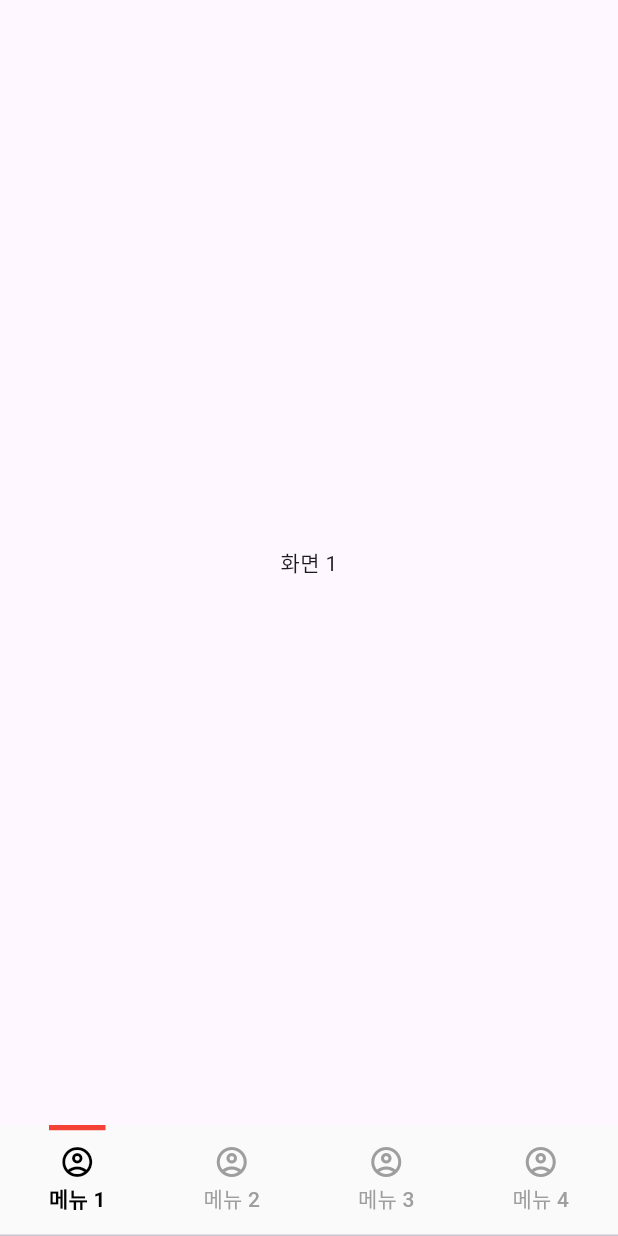
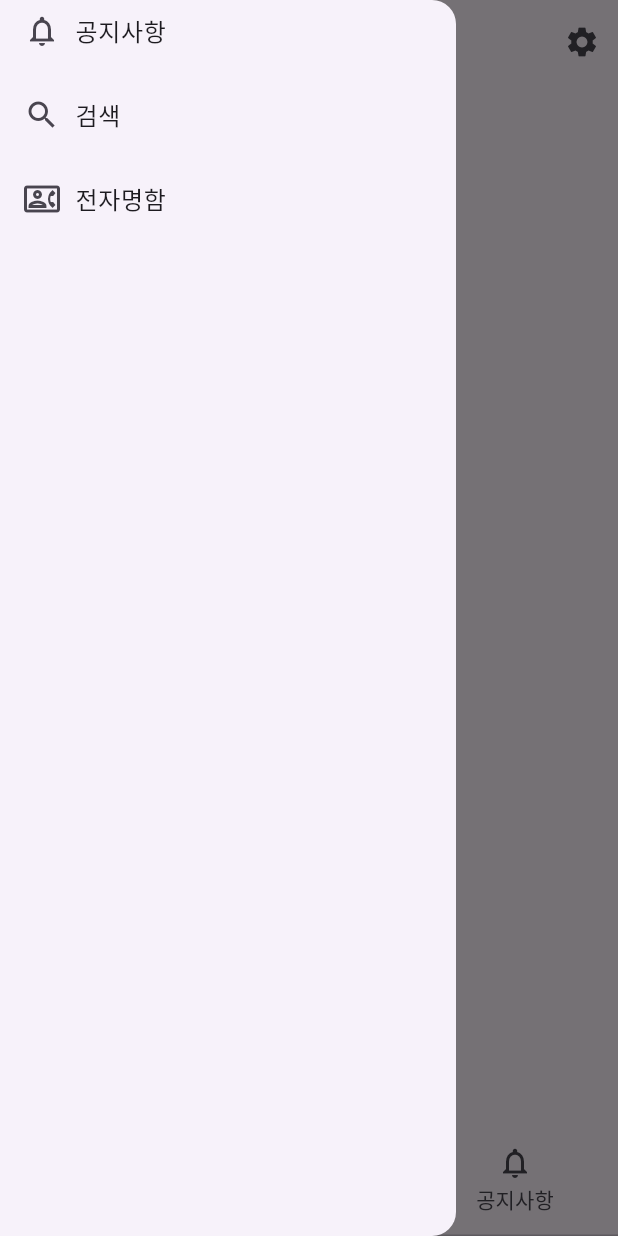
Before and after one commit to smskit726/Flutter_Sample_App, a Flutter app: the screen it shows after launch, with the side drawer open (before the commit the screen has no drawer), on a phone screen of 412 x 824 dp. Run offline on Flutter 3.47's test engine with Material 3 defaults, Android fonts, the phone set to English and light mode, and no system bars; our stand-ins replace firebase_core, firebase_messaging, flutter_local_notifications, go_router, permission_handler, rxdart and 1 more; accounts and stored records are empty; generated files the repository leaves out were written again.

Commit message:
bottom navigation 클래스 수정 app bar 추가 drawer 추가

```diff
--- a/lib/base/base_screen.dart
+++ b/lib/base/base_screen.dart
@@ -5,12 +5,12 @@ abstract class BaseScreen extends StatelessWidget {
 
   void onStart() {}
 
-  Widget buildBody();
+  Widget buildBody(BuildContext ctx);
 
   @override
   Widget build(BuildContext context) {
     WidgetsBinding.instance.addPostFrameCallback((_) => onStart());
 
-    return buildBody();
+    return buildBody(context);
   }
 }
--- a/lib/main.dart
+++ b/lib/main.dart
@@ -1,12 +1,14 @@
 import 'package:flutter/material.dart';
+import 'package:flutter_sample/screen/main_screen.dart';
+import 'package:go_router/go_router.dart';
 import 'package:flutter_sample/base/config.dart';
-import 'package:flutter_sample/screen/bottom_navigation_screen.dart';
 import 'package:flutter_sample/screen/webview_screen.dart';
 import 'package:flutter_sample/utils/firebase.dart';
 import 'package:flutter_sample/utils/notification.dart';
 import 'package:flutter_sample/utils/permissions.dart';
 import 'package:webview_flutter/webview_flutter.dart';
 
+import 'base/base_screen.dart';
 import 'utils/constants.dart';
 
 Future<void> main() async {
@@ -24,7 +26,7 @@ Future<void> main() async {
   PermissionsUtil permissionsUtil = PermissionsUtil();
   await permissionsUtil.requestPermissions();
 
-  runApp(const MyApp());
+  runApp(MyApp());
 }
 
 /* WebView */
@@ -111,15 +113,21 @@ class _WebViewState extends State<WebView> {
 }
 
 /* Flutter App */
-class MyApp extends StatelessWidget {
-  const MyApp({super.key});
+class MyApp extends BaseScreen {
+  final GoRouter _router = GoRouter(
+    initialLocation: '/',
+    routes: [
+      GoRoute(path: '/', builder: (context, state) => const MainScreen()),
+    ],
+  );
+
+  MyApp({super.key});
 
   @override
-  Widget build(BuildContext context) {
-    return const MaterialApp(
+  Widget buildBody(BuildContext ctx) {
+    return MaterialApp.router(
       debugShowCheckedModeBanner: false,
-      title: Constants.title,
-      home: BottomNavigationScreen(),
+      routerConfig: _router,
     );
   }
 }
--- /dev/null
+++ b/lib/model/menu.dart
@@ -0,0 +1,21 @@
+import 'package:flutter/material.dart';
+import 'package:flutter_sample/utils/constants.dart';
+
+enum Menu {
+  home(Constants.home, '/', icon: Icons.home_outlined),
+  login(Constants.login, "/login"),
+  settings(Constants.settings, '/settings', icon: Icons.settings),
+  eBizCard(Constants.eBizCard, '/eBizCard', icon: Icons.contact_phone_outlined),
+  notice(Constants.notice, '/notice', icon: Icons.notifications_none),
+  messenger(Constants.messenger, '/messenger', icon: Icons.message_outlined),
+  search(Constants.search, '/search', icon: Icons.search),
+  searchEmp(Constants.searchEmp, '/search/emp'),
+  searchOrg(Constants.searchOrg, '/search/org'),
+  docs(Constants.docs, '/docs', icon: Icons.file_present);
+
+  final String menuNm;
+  final String route;
+  final IconData? icon;
+
+  const Menu(this.menuNm, this.route, {this.icon});
+}
--- /dev/null
+++ b/lib/model/user.dart
@@ -0,0 +1,20 @@
+class User {
+  String name;
+  String dept;
+  String deptCd;
+  String rank;
+  String tel;
+  String email;
+
+  String? mobile;
+
+  User({
+    required this.name,
+    required this.dept,
+    required this.deptCd,
+    required this.rank,
+    required this.tel,
+    required this.email,
+    this.mobile,
+  });
+}
--- a/lib/screen/bottom_navigation_screen.dart
+++ /dev/null
@@ -1,30 +0,0 @@
-import 'package:flutter/material.dart';
-import 'package:flutter_sample/screen/test_screen.dart';
-import 'package:flutter_sample/widgets/bottom_navigation.dart';
-
-class BottomNavigationScreen extends StatelessWidget {
-  const BottomNavigationScreen({super.key});
-
-  @override
-  Widget build(BuildContext context) {
-    List<Widget> screens = List.generate(
-      4,
-      (index) => TestScreen(title: '화면 ${index + 1}'),
-    );
-
-    List<Widget> tabs = List.generate(
-      4,
-      (index) => Tab(
-        icon: const Icon(
-          Icons.account_circle_outlined,
-        ),
-        iconMargin: const EdgeInsets.only(bottom: 2),
-        child: Text('메뉴 ${index + 1}'),
-      ),
-    );
-
-    return BottomNavigation(
-      controller: BottomNavigationController(screens: screens, tabs: tabs),
-    );
-  }
-}
--- /dev/null
+++ b/lib/screen/home_screen.dart
@@ -0,0 +1,20 @@
+import 'package:flutter/material.dart';
+import 'package:flutter_sample/utils/constants.dart';
+
+class HomeScreen extends StatefulWidget {
+  const HomeScreen({super.key});
+
+  @override
+  State<HomeScreen> createState() => HomeScreenState();
+}
+
+class HomeScreenState extends State<HomeScreen> with AutomaticKeepAliveClientMixin {
+  @override
+  bool get wantKeepAlive => true;
+
+  @override
+  Widget build(BuildContext context) {
+    super.build(context);
+    return const Center(child: Text(Constants.home));
+  }
+}
--- /dev/null
+++ b/lib/screen/main_screen.dart
@@ -0,0 +1,79 @@
+import 'package:flutter/material.dart';
+import 'package:flutter_sample/base/base_screen.dart';
+import 'package:flutter_sample/model/menu.dart';
+import 'package:flutter_sample/screen/messenger_screen.dart';
+import 'package:flutter_sample/screen/notice_screen.dart';
+import 'package:flutter_sample/widgets/bottom_nav_scaffold.dart';
+import 'package:flutter_sample/widgets/custom_drawer.dart';
+import 'package:flutter_sample/widgets/custom_tab.dart';
+
+import 'home_screen.dart';
+
+class MainScreen extends BaseScreen {
+  const MainScreen({super.key});
+
+  @override
+  Widget buildBody(BuildContext ctx) {
+    return _ScreenBody();
+  }
+}
+
+class _ScreenBody extends BaseScreen {
+  List<Widget> _createScreens() {
+    return const [
+      HomeScreen(),
+      MessengerScreen(),
+      NoticeScreen(),
+    ];
+  }
+
+  List<CustomTab> _createTabs() {
+    return const [
+      CustomTab(Menu.home),
+      CustomTab(Menu.messenger),
+      CustomTab(Menu.notice),
+    ];
+  }
+
+  Map<Menu, Widget> _createDrawerMap() {
+    return {
+      Menu.home: const CustomDrawer([Menu.notice, Menu.search, Menu.eBizCard])
+    };
+  }
+
+  PreferredSizeWidget _buildAppBar(int currentIndex) {
+    return AppBar(
+      leading: _hasDrawer(currentIndex)
+          ? Builder(
+              builder: (context) {
+                return IconButton(
+                  onPressed: () {
+                    Scaffold.of(context).openDrawer();
+                  },
+                  icon: const Icon(Icons.menu),
+                  highlightColor: Colors.transparent,
+                );
+              },
+            )
+          : null,
+      actions: [
+        IconButton(onPressed: () {}, icon: const Icon(Icons.settings)),
+      ],
+    );
+  }
+
+  bool _hasDrawer(int index) {
+    return _createDrawerMap().containsKey(_createTabs()[index].menu);
+  }
+
+  @override
+  Widget buildBody(BuildContext ctx) {
+    return BottomNavScaffold(
+      appBarBuilder: (currentIndex) => _buildAppBar(currentIndex),
+      drawerMap: _createDrawerMap(),
+      screens: _createScreens(),
+      tabs: _createTabs(),
+      labelStyle: const TextStyle(color: Colors.deepOrangeAccent),
+    );
+  }
+}
--- /dev/null
+++ b/lib/screen/messenger_screen.dart
@@ -0,0 +1,20 @@
+import 'package:flutter/cupertino.dart';
+import 'package:flutter_sample/utils/constants.dart';
+
+class MessengerScreen extends StatefulWidget {
+  const MessengerScreen({super.key});
+
+  @override
+  State<MessengerScreen> createState() => _MessengerScreenState();
+}
+
+class _MessengerScreenState extends State<MessengerScreen> with AutomaticKeepAliveClientMixin {
+  @override
+  bool get wantKeepAlive => true;
+
+  @override
+  Widget build(BuildContext context) {
+    super.build(context);
+    return const Center(child: Text(Constants.messenger));
+  }
+}
--- /dev/null
+++ b/lib/screen/notice_screen.dart
@@ -0,0 +1,20 @@
+import 'package:flutter/cupertino.dart';
+import 'package:flutter_sample/utils/constants.dart';
+
+class NoticeScreen extends StatefulWidget {
+  const NoticeScreen({super.key});
+
+  @override
+  State<NoticeScreen> createState() => _NoticeScreenState();
+}
+
+class _NoticeScreenState extends State<NoticeScreen> with AutomaticKeepAliveClientMixin {
+  @override
+  bool get wantKeepAlive => true;
+
+  @override
+  Widget build(BuildContext context) {
+    super.build(context);
+    return const Center(child: Text(Constants.notice));
+  }
+}
--- /dev/null
+++ b/lib/screen/settings_screen.dart
@@ -0,0 +1,16 @@
+import 'package:flutter/material.dart';
+import 'package:flutter_sample/base/base_screen.dart';
+import 'package:flutter_sample/utils/constants.dart';
+
+class SettingsScreen extends BaseScreen {
+  const SettingsScreen({super.key});
+
+  @override
+  Widget buildBody(BuildContext ctx) {
+    return const Scaffold(
+      body: Center(
+        child: Text(Constants.settings),
+      ),
+    );
+  }
+}
--- a/lib/screen/test_screen.dart
+++ /dev/null
@@ -1,24 +0,0 @@
-import 'package:flutter/material.dart';
-
-class TestScreen extends StatefulWidget {
-  const TestScreen({super.key, required this.title});
-  final String title;
-
-  @override
-  State<TestScreen> createState() => _TestScreenState();
-}
-
-class _TestScreenState extends State<TestScreen> with AutomaticKeepAliveClientMixin {
-  @override
-  bool get wantKeepAlive => true;
-
-  @override
-  Widget build(BuildContext context) {
-    super.build(context);
-    return Scaffold(
-      body: Center(
-        child: Text(widget.title),
-      ),
-    );
-  }
-}
--- a/lib/utils/constants.dart
+++ b/lib/utils/constants.dart
@@ -1,3 +1,16 @@
 class Constants {
-  static const String title = "KDN Mobile App";
+  Constants._();
+
+  static const String title = "Flutter Sample App";
+  static const String login = '로그인';
+  static const String logout = '로그아웃';
+  static const String home = '홈';
+  static const String settings = '설정';
+  static const String eBizCard = '전자명함';
+  static const String notice = '공지사항';
+  static const String messenger = '메신저';
+  static const String search = "검색";
+  static const String searchEmp = "직원";
+  static const String searchOrg = "조직도";
+  static const String docs = '문서';
 }
--- /dev/null
+++ b/lib/widgets/bottom_nav_scaffold.dart
@@ -0,0 +1,72 @@
+import 'package:flutter/material.dart';
+import 'package:flutter_sample/model/menu.dart';
+import 'package:flutter_sample/widgets/custom_tab.dart';
+
+class BottomNavScaffold extends StatefulWidget {
+  final List<Widget> screens;
+  final List<CustomTab> tabs;
+  final Color? bottomNavigationColor;
+  final TextStyle? labelStyle;
+  final TextStyle? unselectedLabelStyle;
+  final Decoration indicator;
+  final PreferredSizeWidget? Function(int currentIndex)? appBarBuilder;
+  final Map<Menu, Widget?> drawerMap;
+
+  const BottomNavScaffold({
+    super.key,
+    required this.screens,
+    required this.tabs,
+    this.bottomNavigationColor,
+    this.labelStyle,
+    this.unselectedLabelStyle,
+    this.indicator = const BoxDecoration(border: Border(top: BorderSide(width: 3.5, color: Colors.deepOrangeAccent))),
+    this.appBarBuilder,
+    this.drawerMap = const {},
+  });
+
+  @override
+  State<BottomNavScaffold> createState() => _BottomNavScaffoldState();
+}
+
+class _BottomNavScaffoldState extends State<BottomNavScaffold> with TickerProviderStateMixin {
+  late TabController _tabController;
+  int _currentIndex = 0;
+
+  @override
+  void initState() {
+    super.initState();
+    _tabController = TabController(length: widget.screens.length, vsync: this, initialIndex: 0);
+    _tabController.addListener(() {
+      if (_tabController.index != _currentIndex) {
+        setState(() {
+          _currentIndex = _tabController.index;
+        });
+      }
+    });
+  }
+
+  @override
+  Widget build(BuildContext context) {
+    return DefaultTabController(
+      length: widget.screens.length,
+      child: Scaffold(
+        appBar: widget.appBarBuilder != null ? widget.appBarBuilder!(_currentIndex) : null,
+        body: TabBarView(
+          controller: _tabController,
+          children: widget.screens,
+        ),
+        bottomNavigationBar: Material(
+          color: widget.bottomNavigationColor,
+          child: TabBar(
+            controller: _tabController,
+            labelStyle: widget.labelStyle,
+            unselectedLabelStyle: widget.unselectedLabelStyle,
+            indicator: widget.indicator,
+            tabs: widget.tabs,
+          ),
+        ),
+        drawer: widget.drawerMap[widget.tabs[_currentIndex].menu],
+      ),
+    );
+  }
+}
--- a/lib/widgets/bottom_navigation.dart
+++ /dev/null
@@ -1,59 +0,0 @@
-import 'package:flutter/material.dart';
-
-// BottomNavigation 있는 화면
-class BottomNavigation extends StatefulWidget {
-  const BottomNavigation({super.key, required this.controller});
-
-  final BottomNavigationController controller;
-
-  @override
-  State<BottomNavigation> createState() => _BottomNavigationState();
-}
-
-class _BottomNavigationState extends State<BottomNavigation> with TickerProviderStateMixin {
-  late TabController _tabController;
-
-  @override
-  void initState() {
-    super.initState();
-    _tabController = TabController(length: widget.controller.screens.length, vsync: this, initialIndex: 0);
-  }
-
-  Widget buildBody() {
-    return Scaffold(
-      body: TabBarView(
-        controller: _tabController,
-        children: widget.controller.screens,
-      ),
-      bottomNavigationBar: Material(
-        color: Colors.grey[50],
-        child: TabBar(
-          controller: _tabController,
-          labelStyle: const TextStyle(color: Colors.black, fontWeight: FontWeight.bold),
-          unselectedLabelStyle: const TextStyle(color: Colors.grey),
-          indicator: const BoxDecoration(
-            border: Border(
-              top: BorderSide(width: 3.5, color: Colors.red),
-            ),
-          ),
-          tabs: widget.controller.tabs,
-        ),
-      ),
-    );
-  }
-
-  @override
-  Widget build(BuildContext context) {
-    return DefaultTabController(
-      length: widget.controller.screens.length,
-      child: buildBody(),
-    );
-  }
-}
-
-class BottomNavigationController {
-  List<Widget> screens;
-  List<Widget> tabs;
-
-  BottomNavigationController({required this.screens, required this.tabs});
-}
--- /dev/null
+++ b/lib/widgets/custom_drawer.dart
@@ -0,0 +1,34 @@
+import 'package:flutter/material.dart';
+import 'package:flutter_sample/model/menu.dart';
+
+class CustomDrawer extends StatelessWidget {
+  final List<Menu> menus;
+
+  const CustomDrawer(this.menus, {super.key});
+
+  @override
+  Widget build(BuildContext context) {
+    return Drawer(
+      child: ListView(
+        children: [for (Menu menu in menus) _MenuBox(menu)],
+      ),
+    );
+  }
+}
+
+class _MenuBox extends StatelessWidget {
+  final Menu menu;
+
+  const _MenuBox(this.menu);
+
+  @override
+  Widget build(BuildContext context) {
+    return ListTile(
+        title: Container(
+      padding: const EdgeInsets.only(bottom: 15),
+      child: Row(
+        children: <Widget>[Icon(menu.icon), const SizedBox(width: 10), Text(menu.menuNm)],
+      ),
+    ));
+  }
+}
--- /dev/null
+++ b/lib/widgets/custom_tab.dart
@@ -0,0 +1,18 @@
+import 'package:flutter/material.dart';
+import 'package:flutter_sample/model/menu.dart';
+
+class CustomTab extends StatelessWidget {
+  final Menu menu;
+  final EdgeInsets iconMargin;
+
+  const CustomTab(
+    this.menu, {
+    super.key,
+    this.iconMargin = const EdgeInsets.only(bottom: 2),
+  });
+
+  @override
+  Widget build(BuildContext context) {
+    return Tab(icon: Icon(menu.icon), iconMargin: iconMargin, child: Text(menu.menuNm));
+  }
+}
--- a/pubspec.yaml
+++ b/pubspec.yaml
@@ -40,6 +40,7 @@ dependencies:
   permission_handler: ^11.3.1
   firebase_messaging: ^14.9.4
   rxdart: ^0.27.7
+  go_router: ^14.1.4
 
 dev_dependencies:
   flutter_test:
```
Also changed, not shown: 1 other file.
